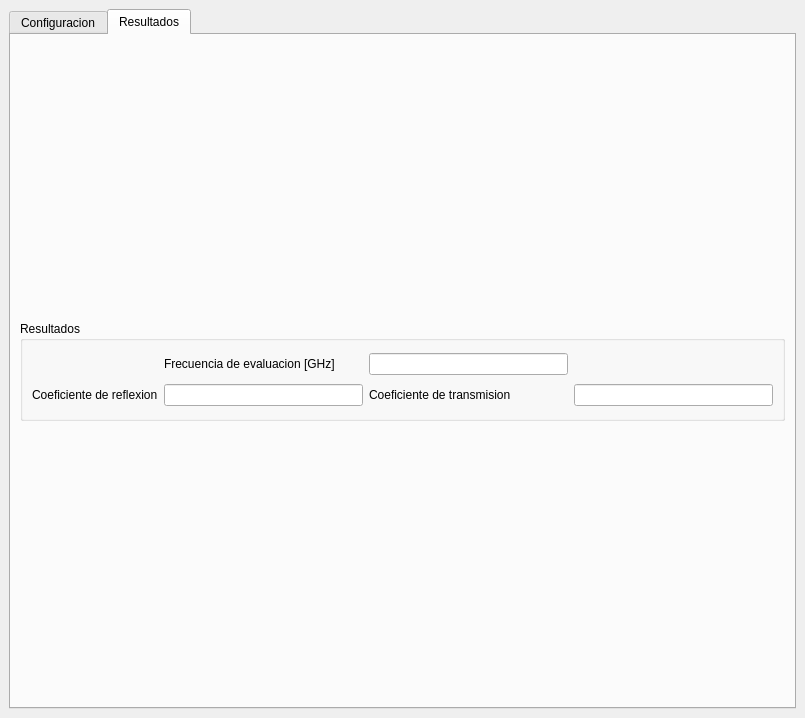
First picture: the form in UI/Main.ui, repository GullinoAgus/reWave, before the edit.
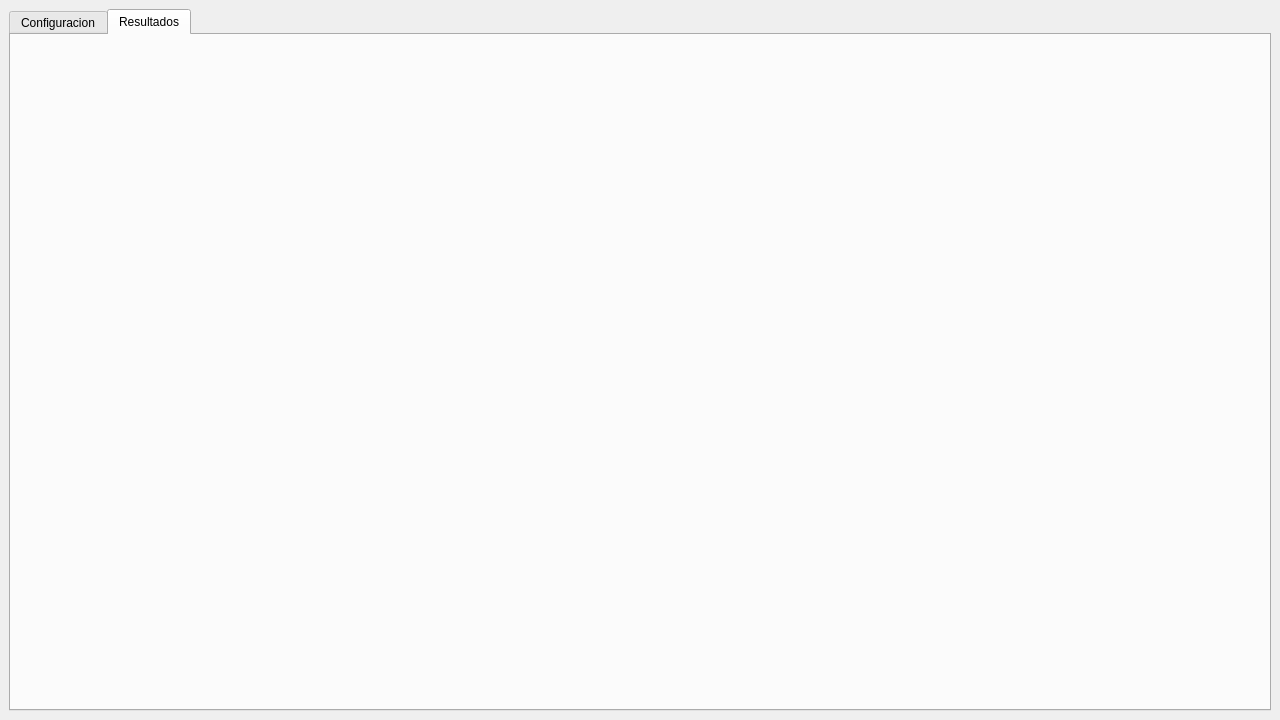
Second picture: the form after the edit. The open tabs and pages were chosen to show the change.

The edit to the form file:
```diff
--- a/UI/Main.ui
+++ b/UI/Main.ui
@@ -6,8 +6,8 @@
    <rect>
     <x>0</x>
     <y>0</y>
-    <width>805</width>
-    <height>718</height>
+    <width>1280</width>
+    <height>720</height>
    </rect>
   </property>
   <property name="windowTitle">
@@ -326,71 +326,7 @@
        <attribute name="title">
         <string>Resultados</string>
        </attribute>
-       <layout class="QVBoxLayout" name="result_layout">
-        <item>
-         <widget class="QGroupBox" name="results_box">
-          <property name="maximumSize">
-           <size>
-            <width>16777215</width>
-            <height>100</height>
-           </size>
-          </property>
-          <property name="title">
-           <string>Resultados</string>
-          </property>
-          <layout class="QGridLayout" name="gridLayout_5">
-           <item row="2" column="1">
-            <widget class="QLineEdit" name="reflex_coef_output">
-             <property name="readOnly">
-              <bool>true</bool>
-             </property>
-            </widget>
-           </item>
-           <item row="2" column="0">
-            <widget class="QLabel" name="reflex_coef_label">
-             <property name="text">
-              <string>Coeficiente de reflexion</string>
-             </property>
-            </widget>
-           </item>
-           <item row="2" column="3">
-            <widget class="QLineEdit" name="trans_coef_output">
-             <property name="readOnly">
-              <bool>true</bool>
-             </property>
-            </widget>
-           </item>
-           <item row="2" column="2">
-            <widget class="QLabel" name="trans_coef_label">
-             <property name="text">
-              <string>Coeficiente de transmision</string>
-             </property>
-            </widget>
-           </item>
-           <item row="0" column="1">
-            <widget class="QLabel" name="eval_freq_label">
-             <property name="text">
-              <string>Frecuencia de evaluacion [GHz]</string>
-             </property>
-            </widget>
-           </item>
-           <item row="0" column="2">
-            <widget class="QLineEdit" name="eval_freq_output">
-             <property name="maximumSize">
-              <size>
-               <width>16777215</width>
-               <height>16777215</height>
-              </size>
-             </property>
-             <property name="readOnly">
-              <bool>true</bool>
-             </property>
-            </widget>
-           </item>
-          </layout>
-         </widget>
-        </item>
-       </layout>
+       <layout class="QHBoxLayout" name="results_layout"/>
       </widget>
      </widget>
     </item>
```
Left out of the diff: 4 changed lines with no effect on the pictures.
